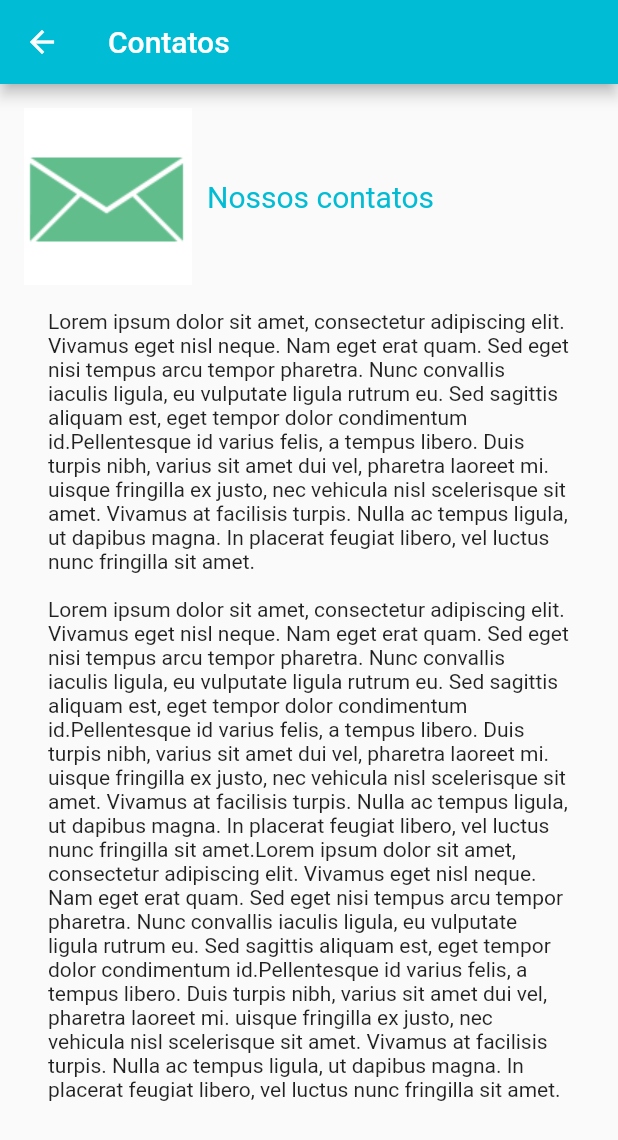
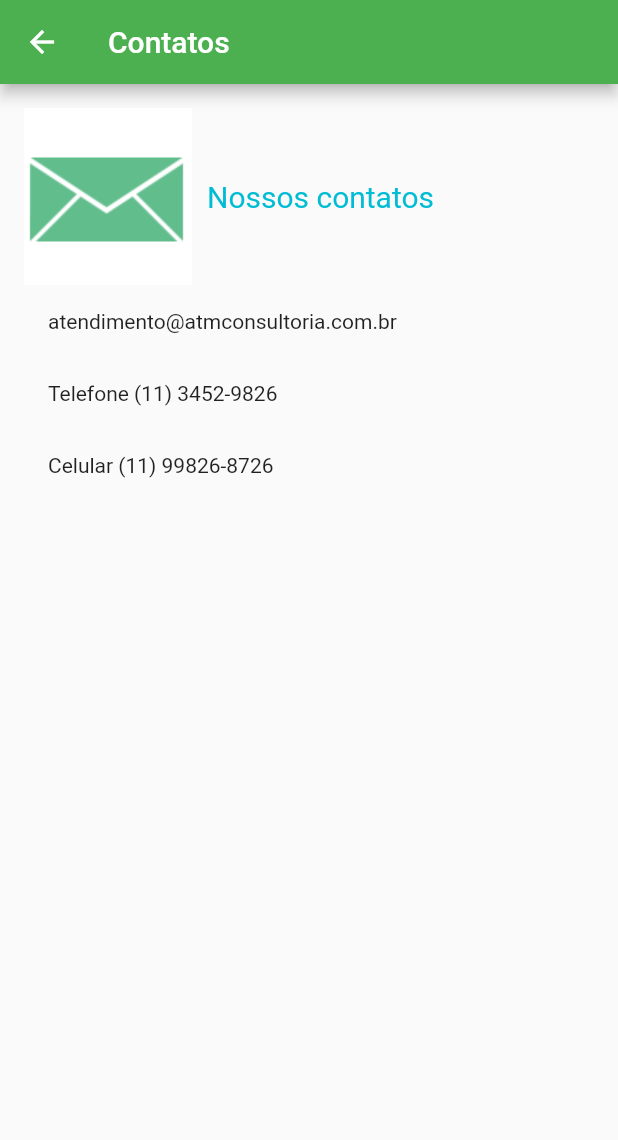
Before and after one commit to serginhosue/app_atm_consulting, a Flutter app: the Contact screen opened directly, on a phone screen of 412 x 824 dp. Shown: the top 1140 px of the screen. Run offline on Flutter 3.47's test engine with Material 2 defaults, Android fonts, the phone set to English and light mode, and no system bars.

Commit message:
finish app

```diff
--- a/lib/Consumers.dart
+++ b/lib/Consumers.dart
@@ -17,10 +17,11 @@ class _ConsumersState extends State<Consumers> {
           child: Container(
             padding: EdgeInsets.all(16),
             child: Column(
+              crossAxisAlignment: CrossAxisAlignment.start,
               children: <Widget>[
                 Row(
                   children: <Widget>[
-                    Image.asset("assets/images/services/detalhe_servico.png"),
+                    Image.asset("assets/images/customers/detalhe_cliente.png"),
                     Padding(
                       padding: EdgeInsets.only(left: 10),
                       child: Text(
@@ -36,28 +37,19 @@ class _ConsumersState extends State<Consumers> {
                 Padding(
                   padding: EdgeInsets.all(16),
                   child:
-                  Text(
-                      "Lorem ipsum dolor sit amet, consectetur adipiscing elit. Vivamus eget nisl neque. "
-                          "Nam eget erat quam. Sed eget nisi tempus arcu tempor pharetra. Nunc convallis iaculis ligula,"
-                          " eu vulputate ligula rutrum eu. Sed sagittis aliquam est, eget tempor dolor condimentum id."
-                          "Pellentesque id varius felis, a tempus libero. Duis turpis nibh, varius sit amet dui vel, pharetra laoreet mi. "
-                          "uisque fringilla ex justo, nec vehicula nisl scelerisque sit amet. Vivamus at facilisis turpis. Nulla ac tempus ligula, "
-                          "ut dapibus magna. In placerat feugiat libero, vel luctus nunc fringilla sit amet."
-                          "\n\nLorem ipsum dolor sit amet, consectetur adipiscing elit. Vivamus eget nisl neque. "
-                          "Nam eget erat quam. Sed eget nisi tempus arcu tempor pharetra. Nunc convallis iaculis ligula,"
-                          " eu vulputate ligula rutrum eu. Sed sagittis aliquam est, eget tempor dolor condimentum id."
-                          "Pellentesque id varius felis, a tempus libero. Duis turpis nibh, varius sit amet dui vel, pharetra laoreet mi. "
-                          "uisque fringilla ex justo, nec vehicula nisl scelerisque sit amet. Vivamus at facilisis turpis. Nulla ac tempus ligula, "
-                          "ut dapibus magna. In placerat feugiat libero, vel luctus nunc fringilla sit amet."
-                          "Lorem ipsum dolor sit amet, consectetur adipiscing elit. Vivamus eget nisl neque. "
-                          "Nam eget erat quam. Sed eget nisi tempus arcu tempor pharetra. Nunc convallis iaculis ligula,"
-                          " eu vulputate ligula rutrum eu. Sed sagittis aliquam est, eget tempor dolor condimentum id."
-                          "Pellentesque id varius felis, a tempus libero. Duis turpis nibh, varius sit amet dui vel, pharetra laoreet mi. "
-                          "uisque fringilla ex justo, nec vehicula nisl scelerisque sit amet. Vivamus at facilisis turpis. Nulla ac tempus ligula, "
-                          "ut dapibus magna. In placerat feugiat libero, vel luctus nunc fringilla sit amet."
-                  ),
-
-                )
+                  Image.asset("assets/images/customers/cliente1.png"),
+                ),
+                Text(
+                    "Empresa de Auditoria"
+                ),
+                Padding(
+                  padding: EdgeInsets.all(16),
+                  child:
+                  Image.asset("assets/images/customers/cliente2.png"),
+                ),
+                Text(
+                    "Empresa de Software"
+                ),
               ],
             ),
           ),
--- a/lib/Contact.dart
+++ b/lib/Contact.dart
@@ -10,13 +10,14 @@ class _ContactState extends State<Contact> {
   Widget build(BuildContext context) {
     return Scaffold(
         appBar: AppBar(
-          backgroundColor: Colors.cyan,
+          backgroundColor: Colors.green,
           title: Text("Contatos"),
         ),
         body: SingleChildScrollView(
           child: Container(
             padding: EdgeInsets.all(16),
             child: Column(
+              crossAxisAlignment: CrossAxisAlignment.start,
               children: <Widget>[
                 Row(
                   children: <Widget>[
@@ -37,26 +38,22 @@ class _ContactState extends State<Contact> {
                   padding: EdgeInsets.all(16),
                   child:
                   Text(
-                      "Lorem ipsum dolor sit amet, consectetur adipiscing elit. Vivamus eget nisl neque. "
-                          "Nam eget erat quam. Sed eget nisi tempus arcu tempor pharetra. Nunc convallis iaculis ligula,"
-                          " eu vulputate ligula rutrum eu. Sed sagittis aliquam est, eget tempor dolor condimentum id."
-                          "Pellentesque id varius felis, a tempus libero. Duis turpis nibh, varius sit amet dui vel, pharetra laoreet mi. "
-                          "uisque fringilla ex justo, nec vehicula nisl scelerisque sit amet. Vivamus at facilisis turpis. Nulla ac tempus ligula, "
-                          "ut dapibus magna. In placerat feugiat libero, vel luctus nunc fringilla sit amet."
-                          "\n\nLorem ipsum dolor sit amet, consectetur adipiscing elit. Vivamus eget nisl neque. "
-                          "Nam eget erat quam. Sed eget nisi tempus arcu tempor pharetra. Nunc convallis iaculis ligula,"
-                          " eu vulputate ligula rutrum eu. Sed sagittis aliquam est, eget tempor dolor condimentum id."
-                          "Pellentesque id varius felis, a tempus libero. Duis turpis nibh, varius sit amet dui vel, pharetra laoreet mi. "
-                          "uisque fringilla ex justo, nec vehicula nisl scelerisque sit amet. Vivamus at facilisis turpis. Nulla ac tempus ligula, "
-                          "ut dapibus magna. In placerat feugiat libero, vel luctus nunc fringilla sit amet."
-                          "Lorem ipsum dolor sit amet, consectetur adipiscing elit. Vivamus eget nisl neque. "
-                          "Nam eget erat quam. Sed eget nisi tempus arcu tempor pharetra. Nunc convallis iaculis ligula,"
-                          " eu vulputate ligula rutrum eu. Sed sagittis aliquam est, eget tempor dolor condimentum id."
-                          "Pellentesque id varius felis, a tempus libero. Duis turpis nibh, varius sit amet dui vel, pharetra laoreet mi. "
-                          "uisque fringilla ex justo, nec vehicula nisl scelerisque sit amet. Vivamus at facilisis turpis. Nulla ac tempus ligula, "
-                          "ut dapibus magna. In placerat feugiat libero, vel luctus nunc fringilla sit amet."
+                      "atendimento@atmconsultoria.com.br"
                   ),
-
+                ),
+                Padding(
+                  padding: EdgeInsets.all(16),
+                  child:
+                  Text(
+                      "Telefone (11) 3452-9826"
+                  ),
+                ),
+                Padding(
+                  padding: EdgeInsets.all(16),
+                  child:
+                  Text(
+                      "Celular (11) 99826-8726"
+                  ),
                 )
               ],
             ),
--- a/lib/Services.dart
+++ b/lib/Services.dart
@@ -17,6 +17,7 @@ class _ServicesState extends State<Services> {
           child: Container(
             padding: EdgeInsets.all(16),
             child: Column(
+              crossAxisAlignment: CrossAxisAlignment.start,
               children: <Widget>[
                 Row(
                   children: <Widget>[
@@ -37,26 +38,22 @@ class _ServicesState extends State<Services> {
                   padding: EdgeInsets.all(16),
                   child:
                   Text(
-                      "Lorem ipsum dolor sit amet, consectetur adipiscing elit. Vivamus eget nisl neque. "
-                          "Nam eget erat quam. Sed eget nisi tempus arcu tempor pharetra. Nunc convallis iaculis ligula,"
-                          " eu vulputate ligula rutrum eu. Sed sagittis aliquam est, eget tempor dolor condimentum id."
-                          "Pellentesque id varius felis, a tempus libero. Duis turpis nibh, varius sit amet dui vel, pharetra laoreet mi. "
-                          "uisque fringilla ex justo, nec vehicula nisl scelerisque sit amet. Vivamus at facilisis turpis. Nulla ac tempus ligula, "
-                          "ut dapibus magna. In placerat feugiat libero, vel luctus nunc fringilla sit amet."
-                          "\n\nLorem ipsum dolor sit amet, consectetur adipiscing elit. Vivamus eget nisl neque. "
-                          "Nam eget erat quam. Sed eget nisi tempus arcu tempor pharetra. Nunc convallis iaculis ligula,"
-                          " eu vulputate ligula rutrum eu. Sed sagittis aliquam est, eget tempor dolor condimentum id."
-                          "Pellentesque id varius felis, a tempus libero. Duis turpis nibh, varius sit amet dui vel, pharetra laoreet mi. "
-                          "uisque fringilla ex justo, nec vehicula nisl scelerisque sit amet. Vivamus at facilisis turpis. Nulla ac tempus ligula, "
-                          "ut dapibus magna. In placerat feugiat libero, vel luctus nunc fringilla sit amet."
-                          "Lorem ipsum dolor sit amet, consectetur adipiscing elit. Vivamus eget nisl neque. "
-                          "Nam eget erat quam. Sed eget nisi tempus arcu tempor pharetra. Nunc convallis iaculis ligula,"
-                          " eu vulputate ligula rutrum eu. Sed sagittis aliquam est, eget tempor dolor condimentum id."
-                          "Pellentesque id varius felis, a tempus libero. Duis turpis nibh, varius sit amet dui vel, pharetra laoreet mi. "
-                          "uisque fringilla ex justo, nec vehicula nisl scelerisque sit amet. Vivamus at facilisis turpis. Nulla ac tempus ligula, "
-                          "ut dapibus magna. In placerat feugiat libero, vel luctus nunc fringilla sit amet."
+                      "Consultoria"
                   ),
-
+                ),
+                Padding(
+                  padding: EdgeInsets.all(16),
+                  child:
+                  Text(
+                      "Cálculo de preços"
+                  ),
+                ),
+                Padding(
+                  padding: EdgeInsets.all(16),
+                  child:
+                  Text(
+                      "Acompanhamento de projetos"
+                  ),
                 )
               ],
             ),
```
